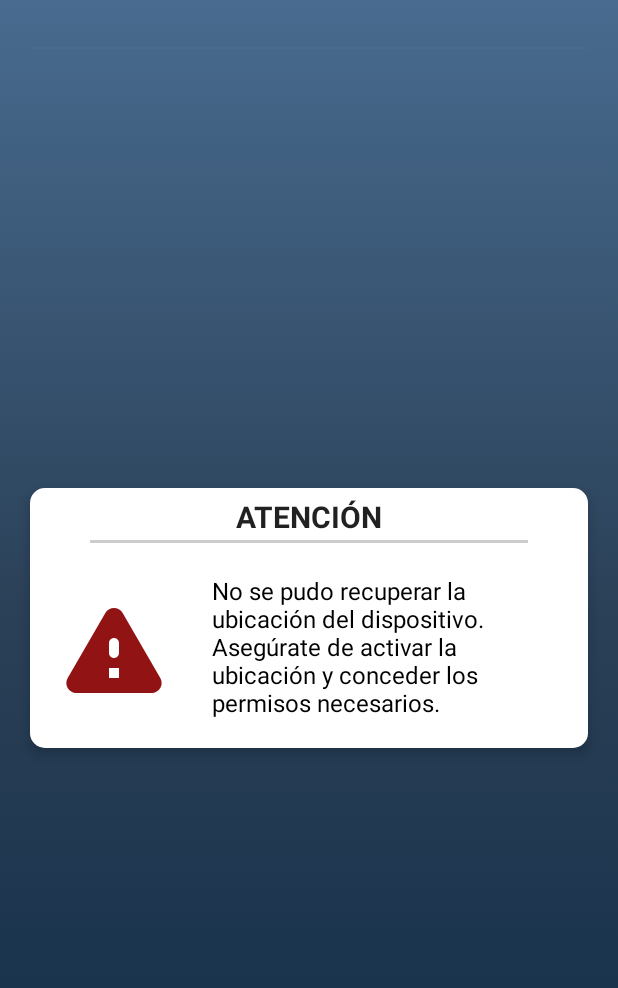
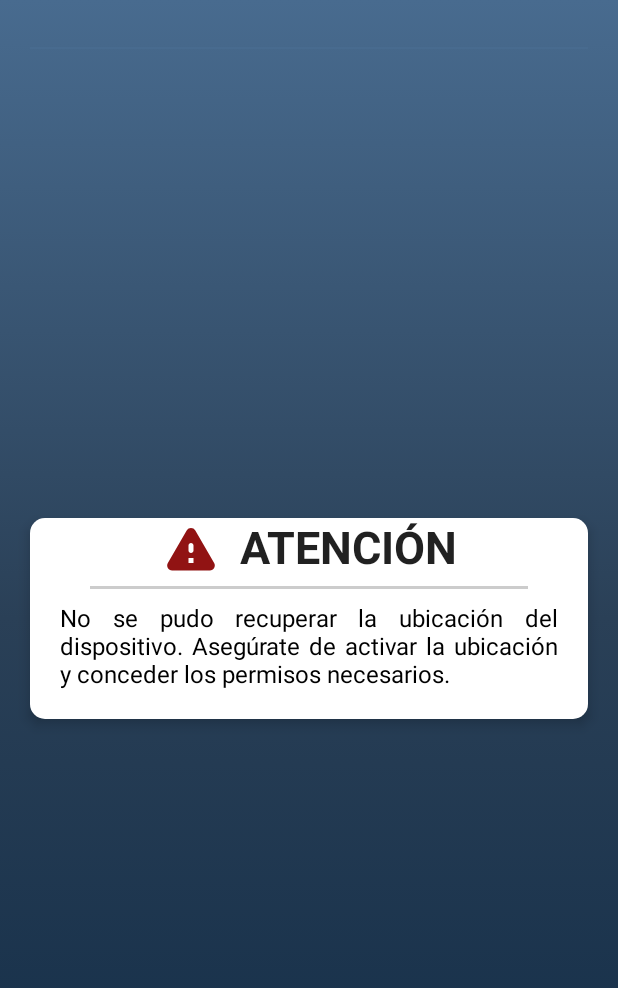
Before and after one commit to DiegoRodriguez3D/AppTiempo, an Android app built with Jetpack Compose: the screen it shows after launch (MainActivity), on a phone screen of 412 x 824 dp. Shown: the top 988 px of the screen. Run offline under Robolectric (Android 15) with nearby library versions, the phone set to English and light mode, and no system bars; our stand-ins replace Dagger/Hilt's generated code.

Commit message:
Cambio MessageCard Diseño

```diff
--- a/app/src/main/java/com/diegorb/tiempo/data/mappers/TiempoMappers.kt
+++ b/app/src/main/java/com/diegorb/tiempo/data/mappers/TiempoMappers.kt
@@ -19,7 +19,7 @@ private data class IndexedTiempoData(
 //Mapea el objeto TiempoDataDTO de la capa data, al objeto TiempoData de la capa domain
 @RequiresApi(Build.VERSION_CODES.O)
 fun TiempoDataDto.toTiempoDataMap(): Map<Int, List<TiempoData>>{
-    return time.mapIndexed{ index, hora ->
+    return time.mapIndexed{ index, time ->
         val temperatura = temperatura[index]
         val codigoTiempo = codigoTiempo[index]
         val velocidadViento = velocidadViento[index]
@@ -28,7 +28,7 @@ fun TiempoDataDto.toTiempoDataMap(): Map<Int, List<TiempoData>>{
         IndexedTiempoData(
             index = index,
             data = TiempoData(
-                time = LocalDateTime.parse(hora, DateTimeFormatter.ISO_DATE_TIME),
+                time = LocalDateTime.parse(time, DateTimeFormatter.ISO_DATE_TIME),
                 temperaturaCelsius = temperatura,
                 presionHPA = presion,
                 velocidadVientoKMH = velocidadViento,
@@ -38,7 +38,7 @@ fun TiempoDataDto.toTiempoDataMap(): Map<Int, List<TiempoData>>{
         )
 
     }.groupBy {
-        //La Api proporciona 24 valores por cada día (24h). Al dividir entre 24, nos dará un index por día de la semana
+        //La Api proporciona 24 valores por cada día (24h). Al dividir entre 24, agruparemos los datos por día
         it.index / 24
     }.mapValues {
         it.value.map { it.data }
@@ -52,8 +52,8 @@ fun TiempoDto.toTiempoInfo(): TiempoInfo {
     val current = LocalDateTime.now()
     val actualTiempoData = tiempoDataMap[0]?.find {
         //Asigna el rango de hora de la API mas cercana a la hora actual
-        val hora = if(current.minute < 30) current.hour else current.hour + 1
-        it.time.hour == hora
+        val time = if(current.minute < 30) current.hour else current.hour + 1
+        it.time.hour == time
     }
     return TiempoInfo(
         tiempoDataPorDia = tiempoDataMap,
--- a/app/src/main/java/com/diegorb/tiempo/di/AppModule.kt
+++ b/app/src/main/java/com/diegorb/tiempo/di/AppModule.kt
@@ -29,7 +29,7 @@ object AppModule {
 
     @Provides
     @Singleton
-    fun provideFusedLocationproviderClient(app: Application): FusedLocationProviderClient{
+    fun provideFusedLocationProviderClient(app: Application): FusedLocationProviderClient{
         return LocationServices.getFusedLocationProviderClient(app)
     }
 
--- a/app/src/main/java/com/diegorb/tiempo/presentation/components/MessageCard.kt
+++ b/app/src/main/java/com/diegorb/tiempo/presentation/components/MessageCard.kt
@@ -6,6 +6,8 @@ import androidx.compose.material.Card
 import androidx.compose.material.Divider
 import androidx.compose.material.Icon
 import androidx.compose.material.Text
+import androidx.compose.material.icons.Icons
+import androidx.compose.material.icons.rounded.Warning
 import androidx.compose.runtime.Composable
 import androidx.compose.ui.Alignment
 import androidx.compose.ui.Modifier
@@ -13,8 +15,10 @@ import androidx.compose.ui.graphics.Color
 import androidx.compose.ui.graphics.vector.ImageVector
 import androidx.compose.ui.text.font.FontWeight
 import androidx.compose.ui.text.style.TextAlign
+import androidx.compose.ui.tooling.preview.Preview
 import androidx.compose.ui.unit.dp
 import androidx.compose.ui.unit.sp
+import com.diegorb.tiempo.presentation.ui.theme.DeepRed
 
 @Composable
 fun MessageCard(
@@ -25,7 +29,7 @@ fun MessageCard(
     bgColor: Color = Color.White,
     textColor: Color = Color.Black,
     iconColor: Color = Color.Black
-){
+) {
     Card(
         modifier = modifier
             .fillMaxWidth()
@@ -35,37 +39,49 @@ fun MessageCard(
         shape = RoundedCornerShape(10.dp),
         elevation = 5.dp,
     ) {
-        Column(horizontalAlignment = Alignment.CenterHorizontally) {
-            Text(modifier = Modifier.padding(top = 8.dp), text = title, fontSize = 20.sp, fontWeight = FontWeight.Bold)
+        Column(
+            horizontalAlignment = Alignment.CenterHorizontally,
+            verticalArrangement = Arrangement.Center
+        ) {
+
+            Row(
+                modifier = Modifier
+                    .padding(horizontal = 16.dp)
+                    .fillMaxWidth(),
+                horizontalArrangement = Arrangement.Center,
+                verticalAlignment = Alignment.CenterVertically
+            ) {
+                Icon(
+                    modifier = Modifier
+                        .size(40.dp),
+                    imageVector = icon,
+                    contentDescription = null,
+                    tint = iconColor
+                )
+
+                Spacer(modifier = Modifier.width(12.dp))
+
+                Text(
+                    text = title,
+                    textAlign = TextAlign.Center,
+                    fontSize = 30.sp,
+                    fontWeight = FontWeight.Bold
+                )
+            }
 
             Divider(
-                modifier = Modifier.padding(horizontal = 40.dp, vertical = 3.dp),
+                modifier = Modifier.padding(horizontal = 40.dp, vertical = 5.dp),
                 thickness = 2.dp,
                 color = Color.LightGray
             )
 
-            Row(
-                modifier = Modifier.padding(horizontal = 16.dp),
-                verticalAlignment = Alignment.CenterVertically,
-                horizontalArrangement = Arrangement.Center
-            ) {
-                Icon(
-                    modifier = Modifier
-                        .size(80.dp),
-                    imageVector = icon,
-                    contentDescription = null,
-                    tint = iconColor
-                )
-                Spacer(modifier = Modifier.width(5.dp))
-                Text(
-                    text = msg,
-                    color = textColor,
-                    textAlign = TextAlign.Left,
-                    modifier = Modifier
-                        .padding(20.dp)
-                )
-
-            }
+            Text(
+                text = msg,
+                color = textColor,
+                textAlign = TextAlign.Justify,
+                modifier = Modifier
+                    .padding(start = 20.dp, end = 20.dp, top = 5.dp, bottom = 20.dp)
+            )
         }
     }
 }
```
